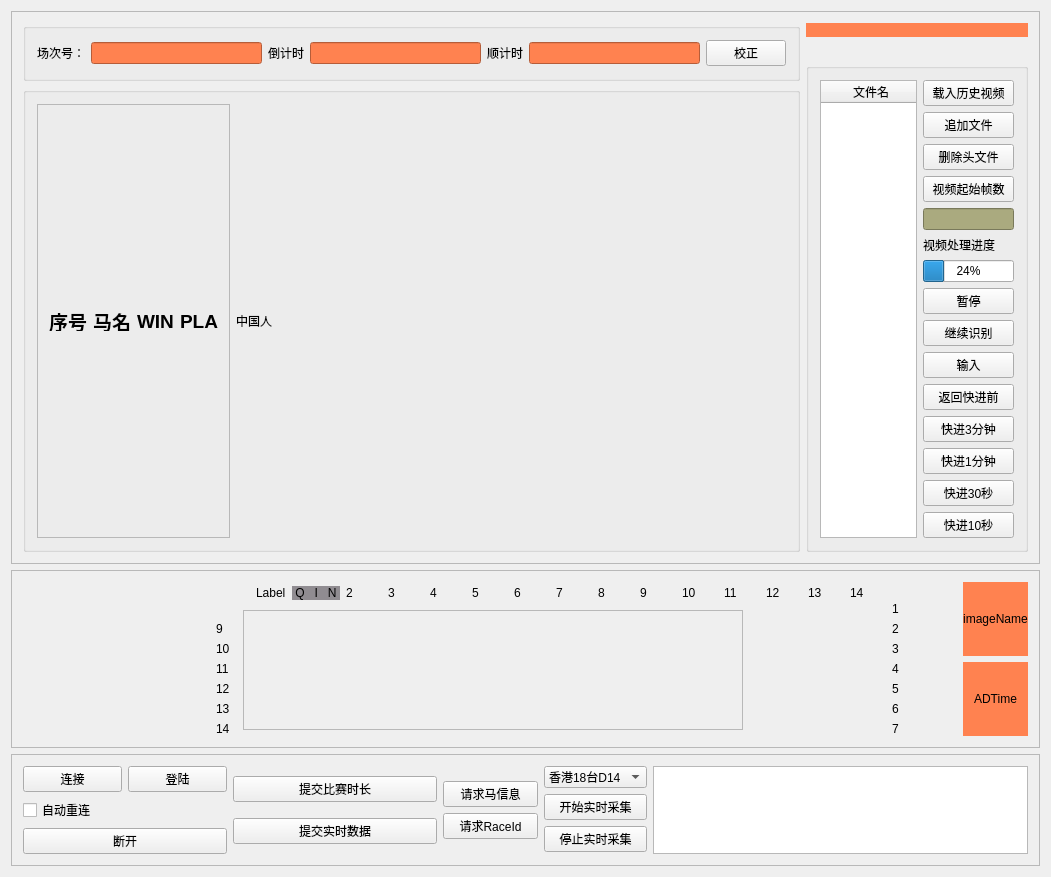
First picture: the form in OCRProject/Ui/OcrControl.ui, repository ThePowerOfSwift/OCR_LIVE_HISTORY, before the edit.
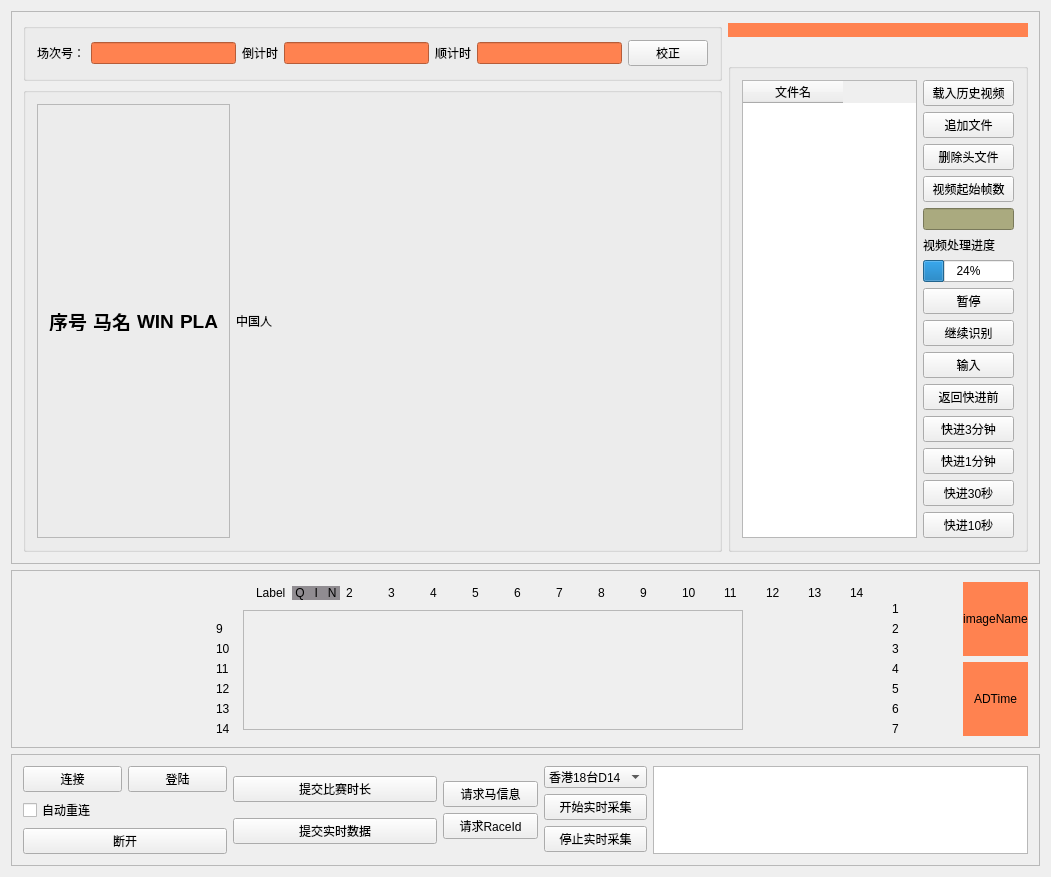
Second picture: the form after the edit.

```diff
--- a/OCRProject/Ui/OcrControl.ui
+++ b/OCRProject/Ui/OcrControl.ui
@@ -33,7 +33,7 @@
            </property>
            <layout class="QVBoxLayout" name="verticalLayout_20">
             <item>
-             <layout class="QHBoxLayout" name="horizontalLayout_8" stretch="7,2">
+             <layout class="QHBoxLayout" name="horizontalLayout_8" stretch="7,3">
               <item>
                <layout class="QVBoxLayout" name="verticalLayout_8" stretch="1,8">
                 <item>
@@ -263,7 +263,7 @@
                   </property>
                   <layout class="QHBoxLayout" name="horizontalLayout_13">
                    <item>
-                    <layout class="QHBoxLayout" name="horizontalLayout_12" stretch="3,1">
+                    <layout class="QHBoxLayout" name="horizontalLayout_12" stretch="4,1">
                      <item>
                       <widget class="QTableWidget" name="fileTableWidget">
                        <column>
```
